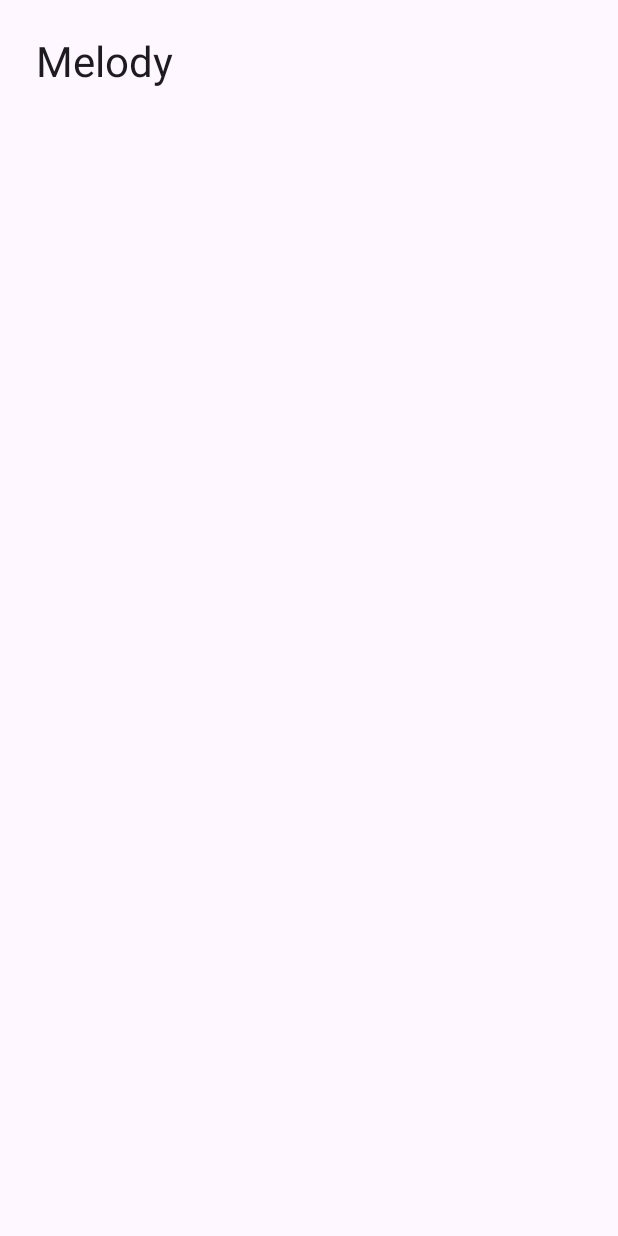
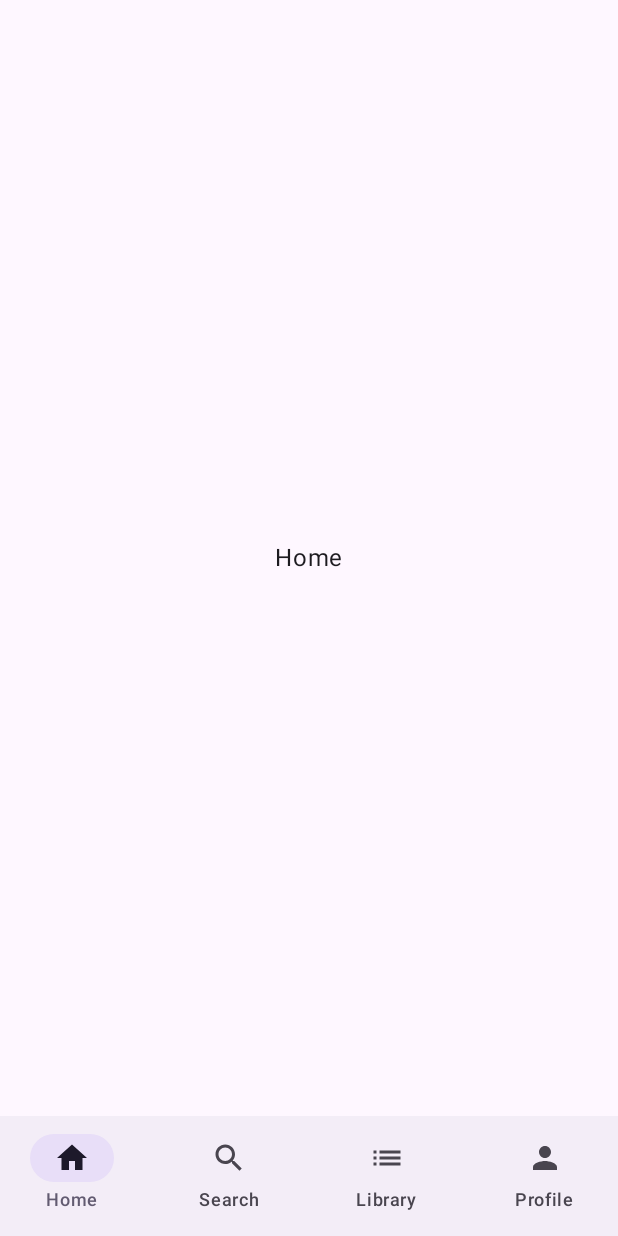
Before and after one commit to Yuratama1/0136_MelodyApp, an Android app built with Jetpack Compose: the screen it shows after launch (MainActivity), on a phone screen of 412 x 824 dp. Before the commit the screen is almost empty. Run offline under Robolectric (Android 15) with nearby library versions, the phone set to English and light mode, and no system bars; our stand-ins replace Dagger/Hilt's generated code.

Commit message:
feat: add user navigation shell

```diff
--- a/app/build.gradle.kts
+++ b/app/build.gradle.kts
@@ -49,6 +49,7 @@ dependencies {
     implementation(libs.androidx.compose.ui.graphics)
     implementation(libs.androidx.compose.ui.tooling.preview)
     implementation(libs.androidx.compose.material3)
+    implementation(libs.androidx.compose.material.icons.core)
 
     implementation(libs.androidx.navigation.compose)
     implementation(libs.androidx.lifecycle.runtime.compose)
--- a/app/src/main/java/com/example/melody/app/MainActivity.kt
+++ b/app/src/main/java/com/example/melody/app/MainActivity.kt
@@ -3,13 +3,8 @@ package com.example.melody.app
 import android.os.Bundle
 import androidx.activity.ComponentActivity
 import androidx.activity.compose.setContent
-import androidx.compose.foundation.layout.fillMaxSize
-import androidx.compose.foundation.layout.padding
 import androidx.compose.material3.MaterialTheme
-import androidx.compose.material3.Surface
-import androidx.compose.material3.Text
-import androidx.compose.ui.Modifier
-import androidx.compose.ui.unit.dp
+import com.example.melody.app.shell.MelodyAppShell
 import dagger.hilt.android.AndroidEntryPoint
 
 @AndroidEntryPoint
@@ -18,13 +13,7 @@ class MainActivity : ComponentActivity() {
         super.onCreate(savedInstanceState)
         setContent {
             MaterialTheme {
-                Surface(modifier = Modifier.fillMaxSize()) {
-                    Text(
-                        text = "Melody",
-                        modifier = Modifier.padding(24.dp),
-                        style = MaterialTheme.typography.headlineMedium,
-                    )
-                }
+                MelodyAppShell()
             }
         }
     }
--- /dev/null
+++ b/app/src/main/java/com/example/melody/app/navigation/MelodyNavHost.kt
@@ -0,0 +1,25 @@
+package com.example.melody.app.navigation
+
+import androidx.compose.runtime.Composable
+import androidx.compose.ui.Modifier
+import androidx.navigation.NavHostController
+import androidx.navigation.compose.NavHost
+import androidx.navigation.compose.composable
+import com.example.melody.feature.home.HomeScreen
+import com.example.melody.feature.library.LibraryScreen
+import com.example.melody.feature.profile.ProfileScreen
+import com.example.melody.feature.search.SearchScreen
+
+@Composable
+fun MelodyNavHost(navController: NavHostController, modifier: Modifier = Modifier) {
+    NavHost(
+        navController = navController,
+        startDestination = MelodyRoute.Home.route,
+        modifier = modifier,
+    ) {
+        composable(MelodyRoute.Home.route) { HomeScreen() }
+        composable(MelodyRoute.Search.route) { SearchScreen() }
+        composable(MelodyRoute.Library.route) { LibraryScreen() }
+        composable(MelodyRoute.Profile.route) { ProfileScreen() }
+    }
+}
--- /dev/null
+++ b/app/src/main/java/com/example/melody/app/navigation/MelodyRoute.kt
@@ -0,0 +1,19 @@
+package com.example.melody.app.navigation
+
+import androidx.compose.material.icons.Icons
+import androidx.compose.material.icons.automirrored.filled.List
+import androidx.compose.material.icons.filled.Home
+import androidx.compose.material.icons.filled.Person
+import androidx.compose.material.icons.filled.Search
+import androidx.compose.ui.graphics.vector.ImageVector
+
+enum class MelodyRoute(
+    val route: String,
+    val label: String,
+    val icon: ImageVector,
+) {
+    Home("home", "Home", Icons.Filled.Home),
+    Search("search", "Search", Icons.Filled.Search),
+    Library("library", "Library", Icons.AutoMirrored.Filled.List),
+    Profile("profile", "Profile", Icons.Filled.Person),
+}
--- /dev/null
+++ b/app/src/main/java/com/example/melody/app/shell/MelodyAppShell.kt
@@ -0,0 +1,54 @@
+package com.example.melody.app.shell
+
+import androidx.compose.foundation.layout.padding
+import androidx.compose.material3.Icon
+import androidx.compose.material3.NavigationBar
+import androidx.compose.material3.NavigationBarItem
+import androidx.compose.material3.Scaffold
+import androidx.compose.material3.Text
+import androidx.compose.runtime.Composable
+import androidx.compose.runtime.getValue
+import androidx.compose.ui.Modifier
+import androidx.navigation.NavGraph.Companion.findStartDestination
+import androidx.navigation.compose.currentBackStackEntryAsState
+import androidx.navigation.compose.rememberNavController
+import com.example.melody.app.navigation.MelodyNavHost
+import com.example.melody.app.navigation.MelodyRoute
+
+@Composable
+fun MelodyAppShell() {
+    val navController = rememberNavController()
+    val backStackEntry by navController.currentBackStackEntryAsState()
+    val currentDestination = backStackEntry?.destination
+
+    Scaffold(
+        bottomBar = {
+            NavigationBar {
+                MelodyRoute.entries.forEach { destination ->
+                    val selected = currentDestination?.route == destination.route
+                    NavigationBarItem(
+                        selected = selected,
+                        onClick = {
+                            navController.navigate(destination.route) {
+                                popUpTo(navController.graph.findStartDestination().id) {
+                                    saveState = true
+                                }
+                                launchSingleTop = true
+                                restoreState = true
+                            }
+                        },
+                        icon = {
+                            Icon(
+                                imageVector = destination.icon,
+                                contentDescription = destination.label,
+                            )
+                        },
+                        label = { Text(destination.label) },
+                    )
+                }
+            }
+        },
+    ) { innerPadding ->
+        MelodyNavHost(navController = navController, modifier = Modifier.padding(innerPadding))
+    }
+}
--- /dev/null
+++ b/app/src/main/java/com/example/melody/feature/home/HomeScreen.kt
@@ -0,0 +1,15 @@
+package com.example.melody.feature.home
+
+import androidx.compose.foundation.layout.Box
+import androidx.compose.foundation.layout.fillMaxSize
+import androidx.compose.material3.Text
+import androidx.compose.runtime.Composable
+import androidx.compose.ui.Alignment
+import androidx.compose.ui.Modifier
+
+@Composable
+fun HomeScreen() {
+    Box(Modifier.fillMaxSize(), contentAlignment = Alignment.Center) {
+        Text("Home")
+    }
+}
--- /dev/null
+++ b/app/src/main/java/com/example/melody/feature/library/LibraryScreen.kt
@@ -0,0 +1,15 @@
+package com.example.melody.feature.library
+
+import androidx.compose.foundation.layout.Box
+import androidx.compose.foundation.layout.fillMaxSize
+import androidx.compose.material3.Text
+import androidx.compose.runtime.Composable
+import androidx.compose.ui.Alignment
+import androidx.compose.ui.Modifier
+
+@Composable
+fun LibraryScreen() {
+    Box(Modifier.fillMaxSize(), contentAlignment = Alignment.Center) {
+        Text("Library")
+    }
+}
--- /dev/null
+++ b/app/src/main/java/com/example/melody/feature/profile/ProfileScreen.kt
@@ -0,0 +1,15 @@
+package com.example.melody.feature.profile
+
+import androidx.compose.foundation.layout.Box
+import androidx.compose.foundation.layout.fillMaxSize
+import androidx.compose.material3.Text
+import androidx.compose.runtime.Composable
+import androidx.compose.ui.Alignment
+import androidx.compose.ui.Modifier
+
+@Composable
+fun ProfileScreen() {
+    Box(Modifier.fillMaxSize(), contentAlignment = Alignment.Center) {
+        Text("Profile")
+    }
+}
--- /dev/null
+++ b/app/src/main/java/com/example/melody/feature/search/SearchScreen.kt
@@ -0,0 +1,15 @@
+package com.example.melody.feature.search
+
+import androidx.compose.foundation.layout.Box
+import androidx.compose.foundation.layout.fillMaxSize
+import androidx.compose.material3.Text
+import androidx.compose.runtime.Composable
+import androidx.compose.ui.Alignment
+import androidx.compose.ui.Modifier
+
+@Composable
+fun SearchScreen() {
+    Box(Modifier.fillMaxSize(), contentAlignment = Alignment.Center) {
+        Text("Search")
+    }
+}
--- a/gradle/libs.versions.toml
+++ b/gradle/libs.versions.toml
@@ -18,6 +18,7 @@ junit = "4.13.2"
 androidx-activity-compose = { group = "androidx.activity", name = "activity-compose", version.ref = "activityCompose" }
 androidx-compose-bom = { group = "androidx.compose", name = "compose-bom", version.ref = "composeBom" }
 androidx-compose-material3 = { group = "androidx.compose.material3", name = "material3" }
+androidx-compose-material-icons-core = { group = "androidx.compose.material", name = "material-icons-core" }
 androidx-compose-ui = { group = "androidx.compose.ui", name = "ui" }
 androidx-compose-ui-graphics = { group = "androidx.compose.ui", name = "ui-graphics" }
 androidx-compose-ui-tooling = { group = "androidx.compose.ui", name = "ui-tooling" }
```
Also changed, not shown: 1 other file.
